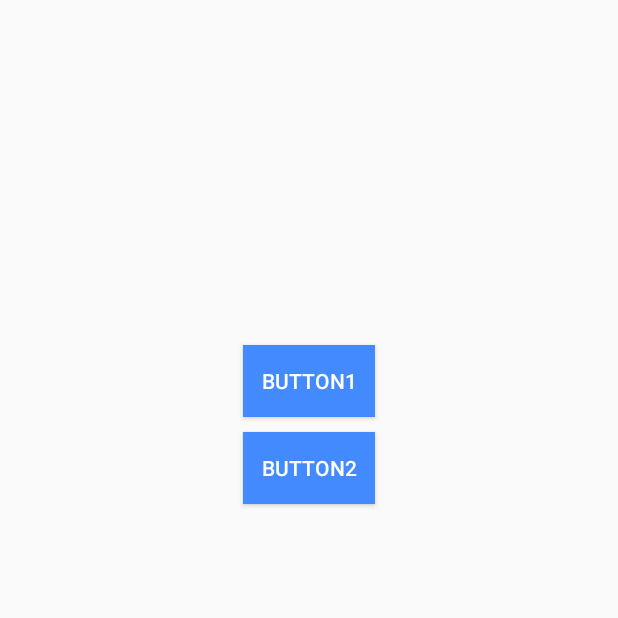
After one commit to vaginessa/gib-concept, an Android app: the fragment HomeFragment shown on its own in the app's theme, on a phone screen of 412 x 824 dp, the top half of it. The commit adds this screen. Run offline under Robolectric (Android 15) with nearby library versions, the phone set to English and light mode, and no system bars; our stand-ins replace ButterKnife.

Commit message:
Main: Fragments: Add initial placeholder fragments

```diff
--- /dev/null
+++ b/app/src/main/java/io/github/alamo18/updater/ui/fragment/HomeFragment.java
@@ -0,0 +1,28 @@
+package io.github.alamo18.updater.ui.fragment;
+
+import android.os.Bundle;
+import android.support.v4.app.Fragment;
+import android.view.LayoutInflater;
+import android.view.View;
+import android.view.ViewGroup;
+import android.widget.Button;
+
+import butterknife.BindView;
+import butterknife.ButterKnife;
+import io.github.alamo18.updater.R;
+
+/**
+ * Created by alamo with his pizza on 7/9/2017.
+ */
+
+public class HomeFragment extends Fragment {
+    @BindView(R.id.button1) Button button1;
+    @BindView(R.id.button2) Button button2;
+
+    @Override public View onCreateView(LayoutInflater inflater, ViewGroup container, Bundle savedInstanceState) {
+        View view = inflater.inflate(R.layout.bottomtab_home_fragment, container, false);
+        ButterKnife.bind(this, view);
+        // add stuff
+        return view;
+    }
+}
--- /dev/null
+++ b/app/src/main/res/drawable/button_normal.xml
@@ -0,0 +1,4 @@
+<?xml version="1.0" encoding="utf-8"?>
+<shape xmlns:android="http://schemas.android.com/apk/res/android">
+    <solid android:color="@color/coolblue"/>
+</shape>
--- /dev/null
+++ b/app/src/main/res/layout/bottomtab_home_fragment.xml
@@ -0,0 +1,27 @@
+<?xml version="1.0" encoding="utf-8"?>
+<LinearLayout xmlns:android="http://schemas.android.com/apk/res/android"
+    android:orientation="vertical" android:layout_width="match_parent"
+    android:layout_height="match_parent">
+
+    <Button
+        android:id="@+id/button1"
+        android:layout_width="wrap_content"
+        android:layout_height="wrap_content"
+        android:layout_marginTop="230dp"
+        android:layout_gravity="center"
+        android:text="Button1"
+        android:textColor="@android:color/white"
+        android:background="@drawable/button_normal"
+        android:focusable="true"/>
+
+    <Button
+        android:id="@+id/button2"
+        android:layout_width="wrap_content"
+        android:layout_height="wrap_content"
+        android:layout_marginTop="10dp"
+        android:layout_gravity="center"
+        android:text="Button2"
+        android:textColor="@android:color/white"
+        android:background="@drawable/button_normal"
+        android:focusable="true"/>
+</LinearLayout>
--- a/app/src/main/res/values/colors.xml
+++ b/app/src/main/res/values/colors.xml
@@ -4,4 +4,5 @@
     <color name="colorPrimaryDark">#fff</color>
     <color name="colorAccent">#448AFF</color>
     <color name="colorAccentLight">#448AFF</color>
+    <color name="coolblue">#448AFF</color>
 </resources>
```
Also changed, not shown: app/src/main/java/io/github/alamo18/updater/ui/fragment/InstalledFragment.java (added, +28 -0 lines), app/src/main/java/io/github/alamo18/updater/ui/fragment/StoreFragment.java (added, +28 -0 lines), app/src/main/res/layout/bottomtab_installed_fragment.xml (added, +27 -0 lines), app/src/main/res/layout/bottomtab_store_fragment.xml (added, +27 -0 lines), app/src/main/res/values/attrs.xml (+8 -0 lines).
